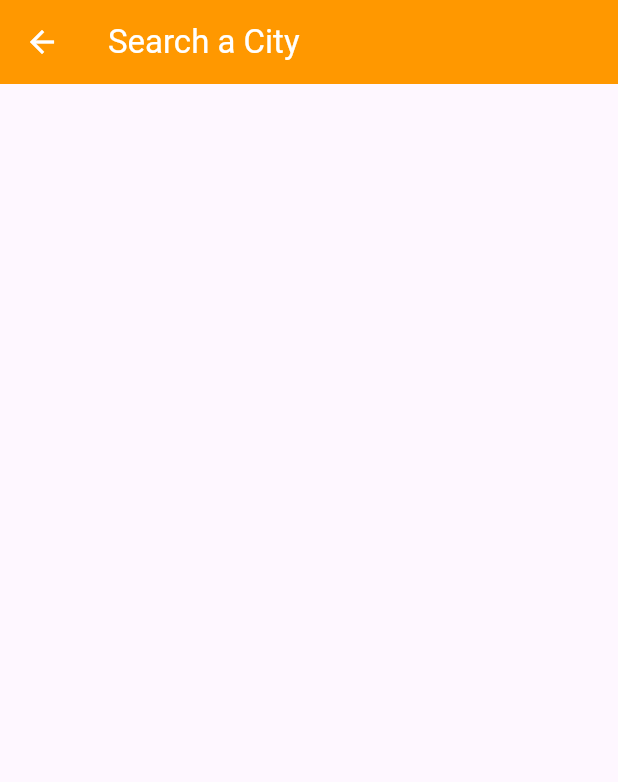
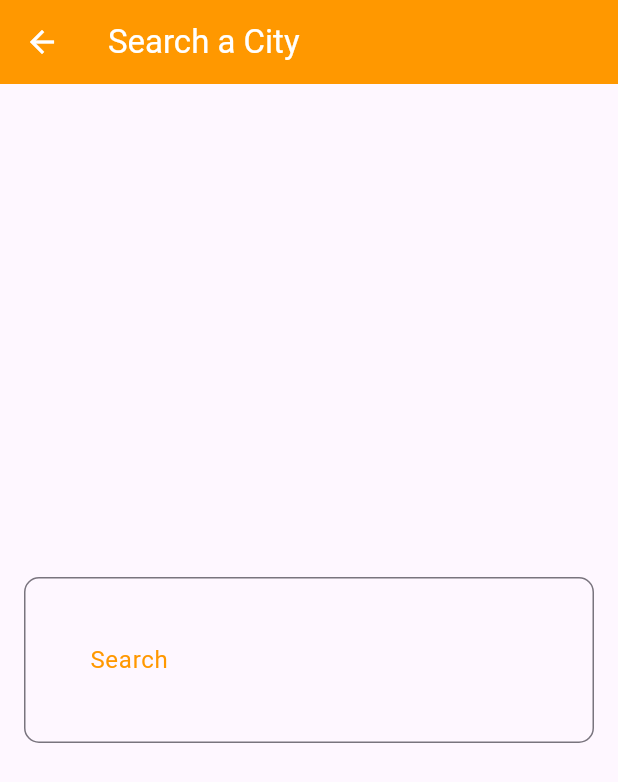
Before and after one commit to H1aitham/weather-app, a Flutter app: the SearchPage screen opened directly, on a phone screen of 412 x 824 dp. Shown: the top 782 px of the screen. Run offline on Flutter 3.47's test engine with Material 3 defaults, Android fonts, the phone set to English and light mode, and no system bars.

Commit message:
text field

```diff
--- a/lib/views/home_page.dart
+++ b/lib/views/home_page.dart
@@ -7,14 +7,33 @@ class SearchPage extends StatelessWidget {
   Widget build(BuildContext context) {
     return Scaffold(
       appBar: AppBar(
-
         title: const Text(
           "Search a City",
           style: TextStyle(color: Colors.white),
         ),
         backgroundColor: Colors.orange,
-          iconTheme: const IconThemeData(
+        iconTheme: const IconThemeData(
           color: Colors.white, // This changes the color of the back button
+        ),
+      ),
+      body: Center(
+        child: Padding(
+          padding: const EdgeInsets.all(16),
+          child: TextField(
+            decoration: InputDecoration(
+              label: const Text("Search",style: TextStyle(color: Colors.orange),),
+              contentPadding: const EdgeInsets.all(40),
+              hintText: 'Enter City Name',
+              border: OutlineInputBorder(
+                borderRadius: BorderRadius.circular(10.0),
+              ),
+              focusedBorder: OutlineInputBorder(
+                borderSide: const BorderSide(color: Colors.orange, width: 2.0),
+                borderRadius: BorderRadius.circular(10.0),
+              ),
+              suffix: const Icon(Icons.search, color: Colors.orange),
+            ),
+          ),
         ),
       ),
     );
```
